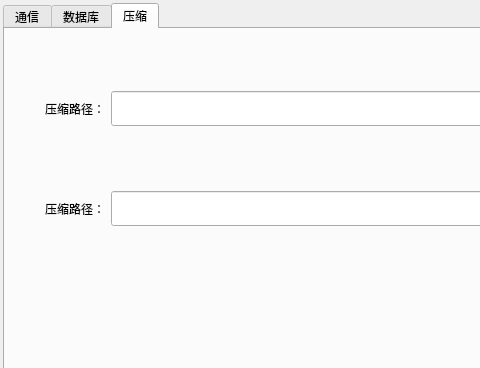
Above: src/ProjectGlory/ui/mainwindow.ui from cxy510/VscodeQt before the change; both pictures show x 0 to 480 and y 0 to 368 of the 744 by 761 pixel window. Below: the same form after it.
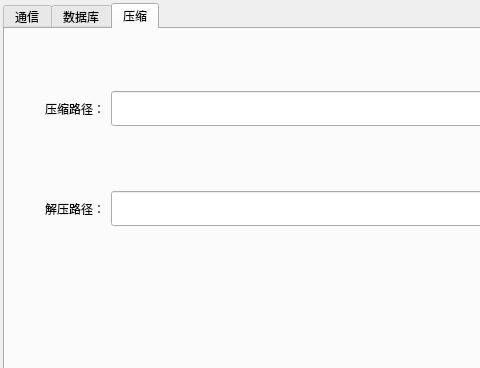
That is the form after the change. The open tabs and pages were chosen to show the change.

Commit message: 增加解压缩方法

```diff
--- a/src/ProjectGlory/ui/mainwindow.ui
+++ b/src/ProjectGlory/ui/mainwindow.ui
@@ -381,7 +381,7 @@
          <item>
           <widget class="QLabel" name="label_2">
            <property name="text">
-            <string>压缩路径：</string>
+            <string>解压路径：</string>
            </property>
           </widget>
          </item>
```
Left out of the diff: 2 changed lines with no effect on the pictures. The commit also changes 4 other files.
